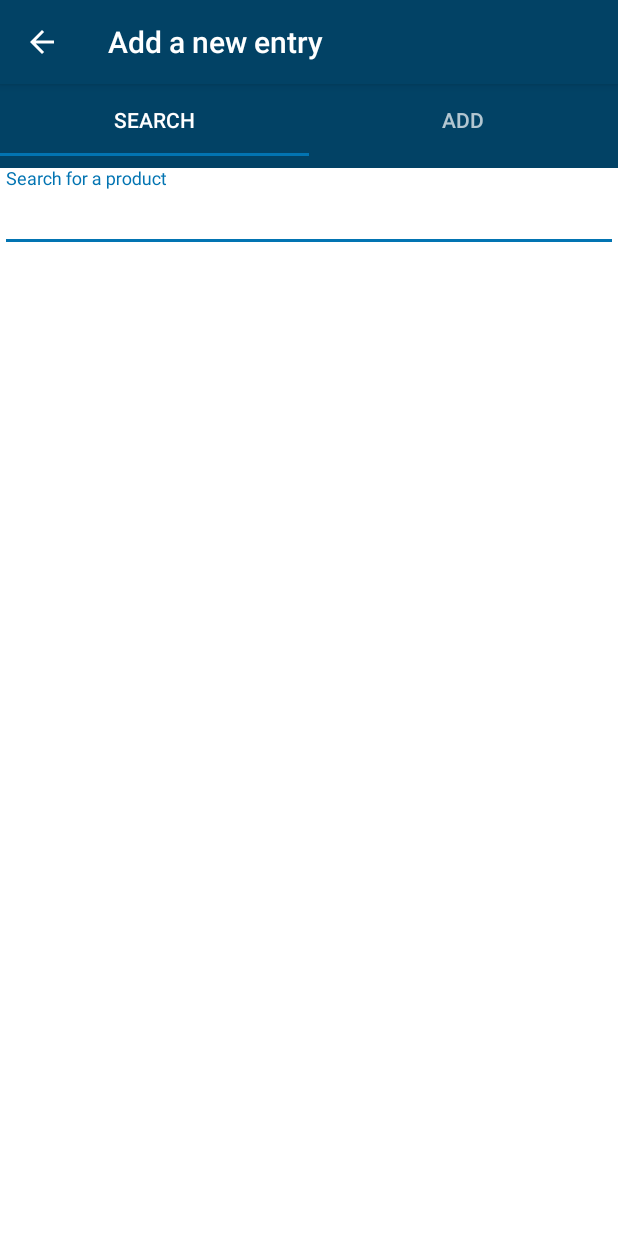
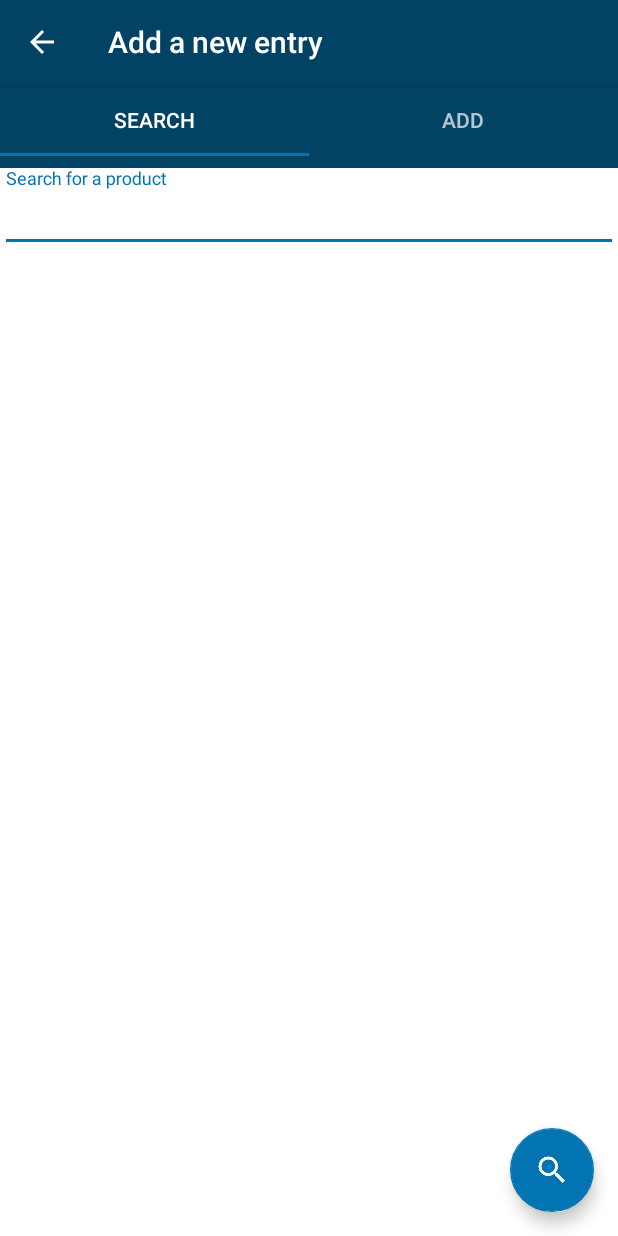
Before and after one commit to SecUSo/privacy-friendly-food-tracker, an Android app: the SearchFoodFragment screen opened directly, with no data from a screen before it, on a phone screen of 412 x 824 dp. Run offline under Robolectric (Android 15) with nearby library versions, the phone set to English and light mode, and no system bars; our stand-ins replace Room's generated code; libraries missing offline, so code that uses them is left out: android.arch.persistence, com.commonsware.cwac; 7 statements that could not run were skipped.

Commit message:
Various smaller bugfixes

```diff
--- a/app/src/main/java/org/secuso/privacyfriendlyfoodtracker/activities/adapter/DatabaseFacade.java
+++ b/app/src/main/java/org/secuso/privacyfriendlyfoodtracker/activities/adapter/DatabaseFacade.java
@@ -172,4 +172,5 @@ public class DatabaseFacade {
         return productDao.findProductsByName("%" + name + "%");
     }
 
+
 }
--- a/app/src/main/java/org/secuso/privacyfriendlyfoodtracker/database/ConsumedEntrieAndProductDao.java
+++ b/app/src/main/java/org/secuso/privacyfriendlyfoodtracker/database/ConsumedEntrieAndProductDao.java
@@ -13,7 +13,7 @@ public interface ConsumedEntrieAndProductDao {
     @Query("SELECT consumedEntries.date AS unique1,   (sum(product.energy*consumedEntries.amount)) AS unique2 FROM consumedEntries INNER JOIN product ON consumedEntries.productId = product.id  WHERE consumedEntries.date BETWEEN :dayst AND :dayet GROUP BY consumedEntries.date ")
     List<DateCalories> getCaloriesPerDayinPeriod(final Date dayst, final Date dayet);
 
-    @Query("SELECT consumedEntries.date AS unique1, sum(product.energy*consumedEntries.amount) AS unique2 FROM consumedEntries INNER JOIN product ON consumedEntries.productId = product.id  WHERE consumedEntries.date BETWEEN :dayst AND :dayet")
+    @Query("SELECT consumedEntries.date AS unique1, sum(product.energy*consumedEntries.amount/100) AS unique2 FROM consumedEntries INNER JOIN product ON consumedEntries.productId = product.id  WHERE consumedEntries.date BETWEEN :dayst AND :dayet")
     List<DateCalories> getCaloriesPeriod(final Date dayst, final Date dayet);
 
     static class DateCalories
--- a/app/src/main/res/layout/content_search.xml
+++ b/app/src/main/res/layout/content_search.xml
@@ -30,4 +30,15 @@
         android:scrollbars="vertical"
         android:layout_height="wrap_content"
         app:layout_constraintTop_toBottomOf="@id/inputSearchTerm"/>
+
+    <android.support.design.widget.FloatingActionButton
+        android:id="@+id/search_fab"
+        android:layout_width="wrap_content"
+        android:layout_height="wrap_content"
+        android:layout_gravity="bottom|end"
+        android:layout_margin="@dimen/fab_margin"
+        app:srcCompat="@drawable/baseline_search_white_48"
+        app:layout_constraintBottom_toBottomOf="parent"
+        app:layout_constraintRight_toRightOf="parent"
+        />
 </android.support.constraint.ConstraintLayout>
--- a/app/src/main/res/values/strings.xml
+++ b/app/src/main/res/values/strings.xml
@@ -99,8 +99,8 @@
         <item>Week</item>
         <item>Month</item>
     </string-array>
-    <string name="caloriePerWeek">Average calories:</string>
-    <string name="caloriePerMonth">Average calories:</string>
+    <string name="caloriePerWeek">Average calories per day:</string>
+    <string name="caloriePerMonth">Average calories per day:</string>
     <string name="month">Month</string>
     <string name="week">Week</string>
     <string name="period">Period</string>
```
Also changed, not shown: app/src/main/java/org/secuso/privacyfriendlyfoodtracker/activities/MonthStatisticFragment.java (+5 -9 lines), app/src/main/java/org/secuso/privacyfriendlyfoodtracker/activities/SearchFoodFragment.java (+50 -17 lines), app/src/main/java/org/secuso/privacyfriendlyfoodtracker/activities/WeekStatisticFragment.java (+8 -11 lines), app/src/main/res/drawable/baseline_search_white_18.png (added), app/src/main/res/drawable/baseline_search_white_24.png (added), app/src/main/res/drawable/baseline_search_white_36.png (added), app/src/main/res/drawable/baseline_search_white_48.png (added), 1 other file.
